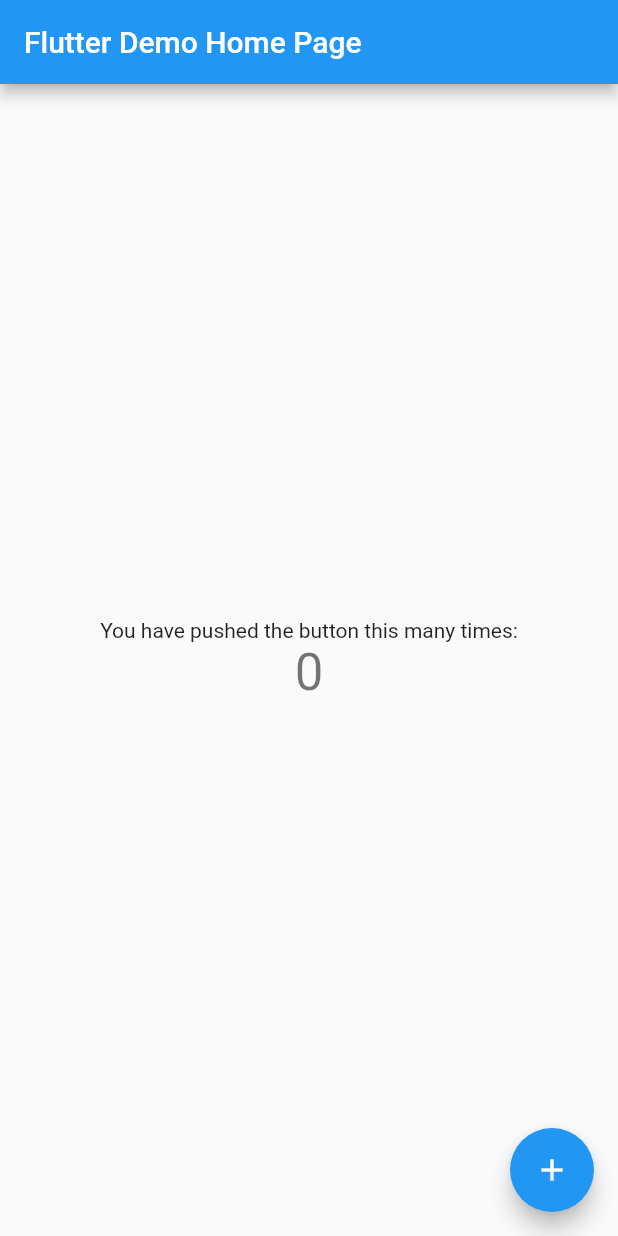
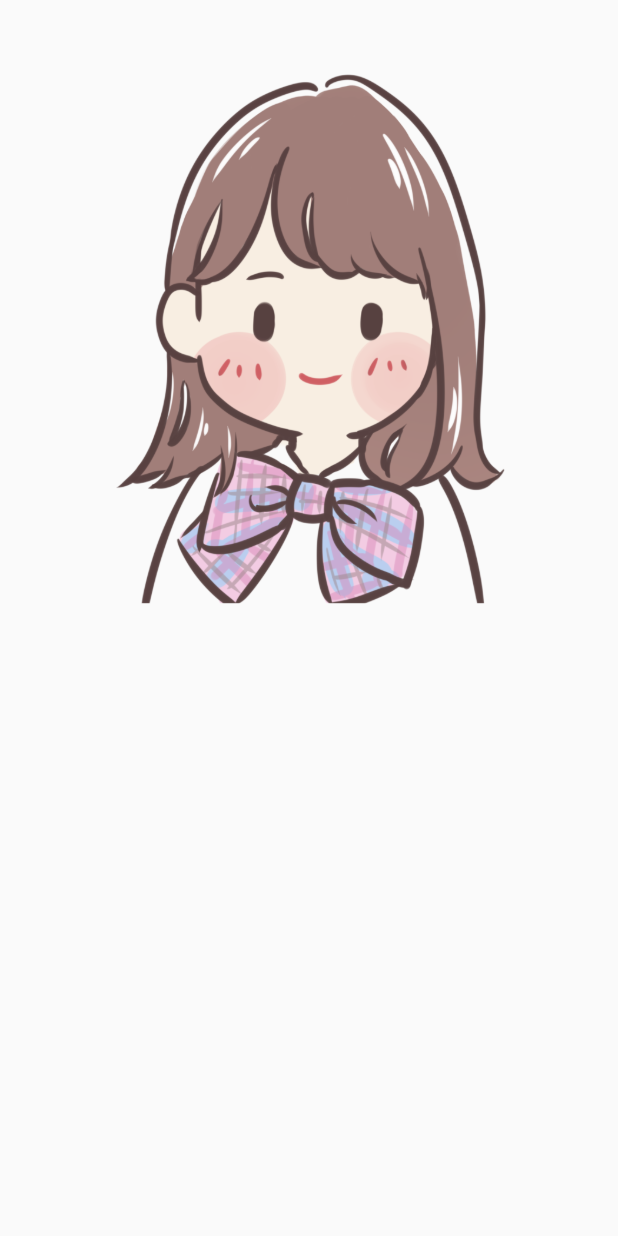
Before and after one commit to PattaraponLertratananont/simple_login, a Flutter app: the screen it shows after launch, on a phone screen of 412 x 824 dp. Run offline on Flutter 3.47's test engine with Material 2 defaults, Android fonts, the phone set to English and light mode, and no system bars.

Commit message:
login image

```diff
--- a/lib/main.dart
+++ b/lib/main.dart
@@ -1,113 +1,15 @@
 import 'package:flutter/material.dart';
+import 'package:simple_login/screens/login.dart';
 
 void main() {
   runApp(MyApp());
 }
 
 class MyApp extends StatelessWidget {
-  // This widget is the root of your application.
   @override
   Widget build(BuildContext context) {
     return MaterialApp(
-      title: 'Flutter Demo',
-      theme: ThemeData(
-        // This is the theme of your application.
-        //
-        // Try running your application with "flutter run". You'll see the
-        // application has a blue toolbar. Then, without quitting the app, try
-        // changing the primarySwatch below to Colors.green and then invoke
-        // "hot reload" (press "r" in the console where you ran "flutter run",
-        // or simply save your changes to "hot reload" in a Flutter IDE).
-        // Notice that the counter didn't reset back to zero; the application
-        // is not restarted.
-        primarySwatch: Colors.blue,
-      ),
-      home: MyHomePage(title: 'Flutter Demo Home Page'),
+      home: LoginScreen(),
     );
   }
 }
-
-class MyHomePage extends StatefulWidget {
-  MyHomePage({Key? key, this.title}) : super(key: key);
-
-  // This widget is the home page of your application. It is stateful, meaning
-  // that it has a State object (defined below) that contains fields that affect
-  // how it looks.
-
-  // This class is the configuration for the state. It holds the values (in this
-  // case the title) provided by the parent (in this case the App widget) and
-  // used by the build method of the State. Fields in a Widget subclass are
-  // always marked "final".
-
-  final String? title;
-
-  @override
-  _MyHomePageState createState() => _MyHomePageState();
-}
-
-class _MyHomePageState extends State<MyHomePage> {
-  int _counter = 0;
-
-  void _incrementCounter() {
-    setState(() {
-      // This call to setState tells the Flutter framework that something has
-      // changed in this State, which causes it to rerun the build method below
-      // so that the display can reflect the updated values. If we changed
-      // _counter without calling setState(), then the build method would not be
-      // called again, and so nothing would appear to happen.
-      _counter++;
-    });
-  }
-
-  @override
-  Widget build(BuildContext context) {
-    // This method is rerun every time setState is called, for instance as done
-    // by the _incrementCounter method above.
-    //
-    // The Flutter framework has been optimized to make rerunning build methods
-    // fast, so that you can just rebuild anything that needs updating rather
-    // than having to individually change instances of widgets.
-    return Scaffold(
-      appBar: AppBar(
-        // Here we take the value from the MyHomePage object that was created by
-        // the App.build method, and use it to set our appbar title.
-        title: Text(widget.title!),
-      ),
-      body: Center(
-        // Center is a layout widget. It takes a single child and positions it
-        // in the middle of the parent.
-        child: Column(
-          // Column is also a layout widget. It takes a list of children and
-          // arranges them vertically. By default, it sizes itself to fit its
-          // children horizontally, and tries to be as tall as its parent.
-          //
-          // Invoke "debug painting" (press "p" in the console, choose the
-          // "Toggle Debug Paint" action from the Flutter Inspector in Android
-          // Studio, or the "Toggle Debug Paint" command in Visual Studio Code)
-          // to see the wireframe for each widget.
-          //
-          // Column has various properties to control how it sizes itself and
-          // how it positions its children. Here we use mainAxisAlignment to
-          // center the children vertically; the main axis here is the vertical
-          // axis because Columns are vertical (the cross axis would be
-          // horizontal).
-          mainAxisAlignment: MainAxisAlignment.center,
-          children: <Widget>[
-            Text(
-              'You have pushed the button this many times:',
-            ),
-            Text(
-              '$_counter',
-              style: Theme.of(context).textTheme.headline4,
-            ),
-          ],
-        ),
-      ),
-      floatingActionButton: FloatingActionButton(
-        onPressed: _incrementCounter,
-        tooltip: 'Increment',
-        child: Icon(Icons.add),
-      ), // This trailing comma makes auto-formatting nicer for build methods.
-    );
-  }
-}
--- /dev/null
+++ b/lib/screens/login.dart
@@ -0,0 +1,19 @@
+import 'package:flutter/material.dart';
+
+class LoginScreen extends StatefulWidget {
+  LoginScreen({Key? key}) : super(key: key);
+
+  @override
+  _LoginScreenState createState() => _LoginScreenState();
+}
+
+class _LoginScreenState extends State<LoginScreen> {
+  @override
+  Widget build(BuildContext context) {
+    return Scaffold(
+      body: Container(
+        child: Image.asset("assets/cover.png"),
+      ),
+    );
+  }
+}
```
Also changed, not shown: assets/cover.png (added).
